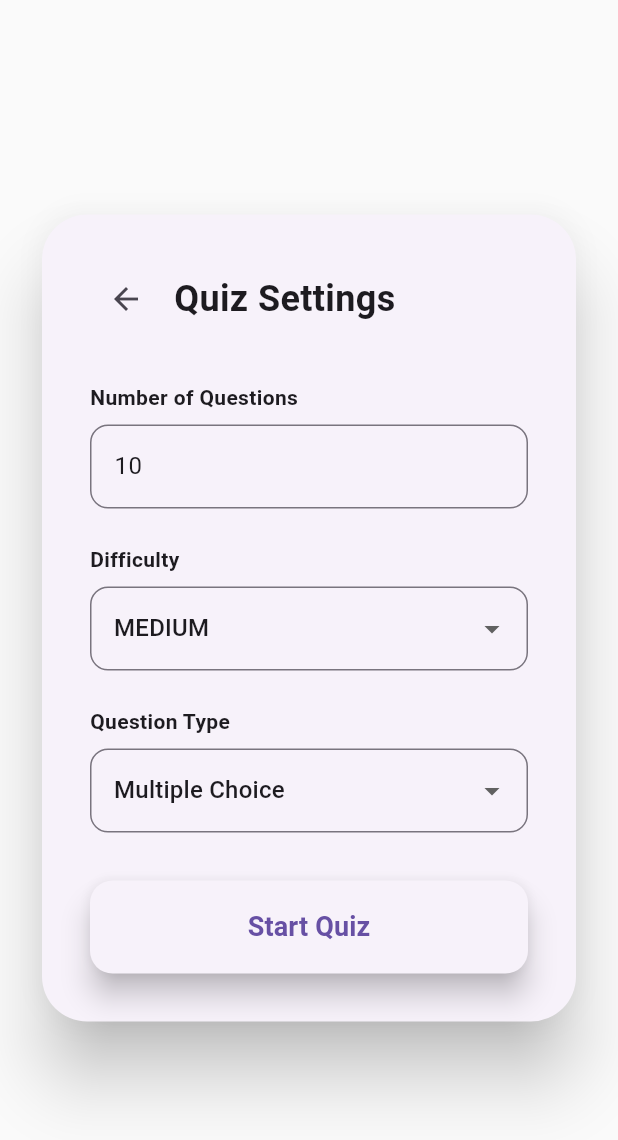
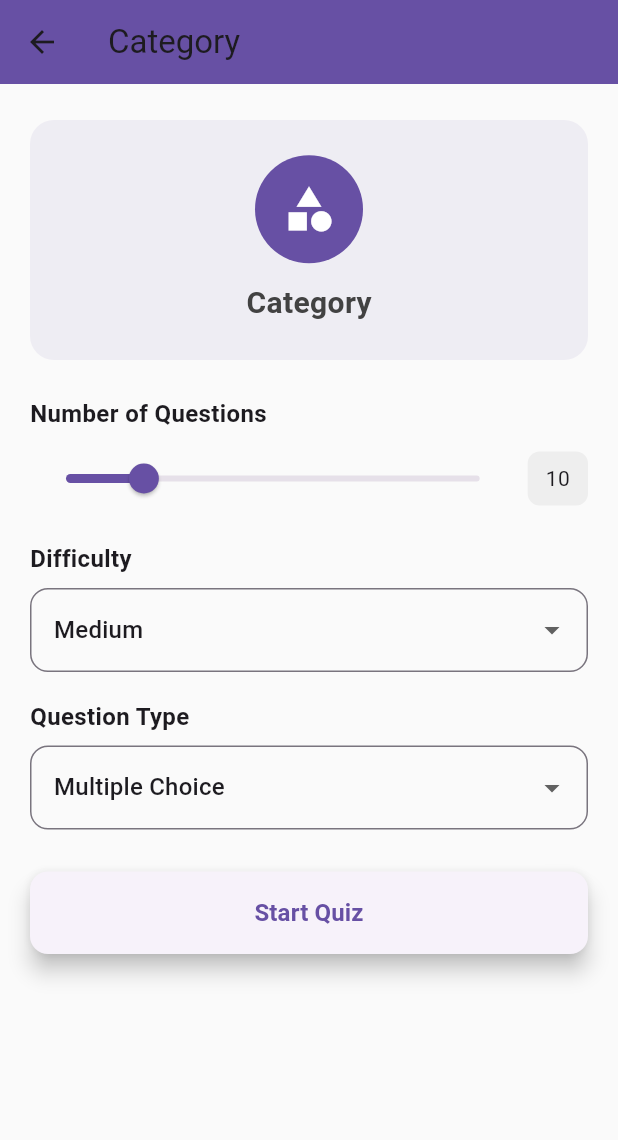
Before and after one commit to Syfur007/Quizzical, a Flutter app: the ConfigScreen screen opened directly with empty values, on a phone screen of 412 x 824 dp. Shown: the top 1140 px of the screen. Run offline on Flutter 3.47's test engine with Material 3 defaults, Android fonts, the phone set to English and light mode, and no system bars; network calls fail.

Commit message:
add category name display and improve UI for ConfigScreen

```diff
--- a/lib/screens/categories_screen.dart
+++ b/lib/screens/categories_screen.dart
@@ -60,7 +60,7 @@ class _CategoriesScreenState extends State<CategoriesScreen> {
       onTap: () => Navigator.push(
         context,
         MaterialPageRoute(
-          builder: (context) => ConfigScreen(categoryId: category['id']),
+          builder: (context) => ConfigScreen(categoryId: category['id'], categoryName: name),
         ),
       ),
       child: Card(
--- a/lib/screens/config_screen.dart
+++ b/lib/screens/config_screen.dart
@@ -3,8 +3,9 @@ import 'quiz_screen.dart';
 
 class ConfigScreen extends StatefulWidget {
   final int categoryId;
+  final String? categoryName;
 
-  const ConfigScreen({super.key, required this.categoryId});
+  const ConfigScreen({super.key, required this.categoryId, this.categoryName});
 
   @override
   State<ConfigScreen> createState() => _ConfigScreenState();
@@ -14,91 +15,110 @@ class _ConfigScreenState extends State<ConfigScreen> {
   int amount = 10;
   String difficulty = 'medium';
   String type = 'multiple';
-  late TextEditingController _controller;
-
-  @override
-  void initState() {
-    super.initState();
-    _controller = TextEditingController(text: amount.toString());
-  }
-
-  @override
-  void dispose() {
-    _controller.dispose();
-    super.dispose();
-  }
 
   @override
   Widget build(BuildContext context) {
+    final displayName = widget.categoryName ?? 'Category';
+
     return Scaffold(
+      appBar: AppBar(
+        title: Text(displayName),
+        backgroundColor: Theme.of(context).primaryColor,
+        elevation: 0,
+      ),
       body: SafeArea(
-        child: Center(
         child: SingleChildScrollView(
-            padding: EdgeInsets.all(24),
-            child: Card(
-              elevation: 20,
-              shape: RoundedRectangleBorder(borderRadius: BorderRadius.circular(30)),
-              child: Padding(
-                padding: EdgeInsets.all(32),
+          padding: const EdgeInsets.symmetric(horizontal: 20, vertical: 24),
           child: Column(
-                  mainAxisSize: MainAxisSize.min,
-                  crossAxisAlignment: CrossAxisAlignment.start,
+            crossAxisAlignment: CrossAxisAlignment.stretch,
             children: [
-                    Row(
+              // Hero image (small) and category name
+              Container(
+                height: 160,
+                decoration: BoxDecoration(
+                  color: Theme.of(context).primaryColor.withOpacity(0.08),
+                  borderRadius: BorderRadius.circular(16),
+                ),
+                child: Column(
+                  mainAxisAlignment: MainAxisAlignment.center,
                   children: [
-                        IconButton(
-                          icon: Icon(Icons.arrow_back),
-                          onPressed: () => Navigator.pop(context),
+                    CircleAvatar(
+                      radius: 36,
+                      backgroundColor: Theme.of(context).primaryColor,
+                      child: Icon(Icons.category, size: 36, color: Colors.white),
                     ),
-                        SizedBox(width: 8),
+                    const SizedBox(height: 12),
                     Text(
-                          'Quiz Settings',
-                          style: TextStyle(fontSize: 24, fontWeight: FontWeight.bold),
+                      displayName,
+                      style: TextStyle(fontSize: 20, fontWeight: FontWeight.bold, color: Colors.grey.shade800),
                     ),
                   ],
                 ),
-                    SizedBox(height: 32),
-                    Text('Number of Questions', style: TextStyle(fontWeight: FontWeight.bold)),
-                    SizedBox(height: 8),
-                    TextField(
-                      decoration: InputDecoration(
-                        border: OutlineInputBorder(borderRadius: BorderRadius.circular(12)),
-                        hintText: 'Enter number (1-50)',
               ),
-                      keyboardType: TextInputType.number,
-                      onChanged: (value) {
-                        setState(() => amount = int.tryParse(value) ?? 10);
-                      },
-                      controller: _controller,
+
+              const SizedBox(height: 24),
+
+              // Number of questions (slider)
+              Text('Number of Questions', style: TextStyle(fontWeight: FontWeight.bold, fontSize: 16)),
+              const SizedBox(height: 8),
+              Row(
+                children: [
+                  Expanded(
+                    child: Slider(
+                      min: 1,
+                      max: 50,
+                      divisions: 49,
+                      value: amount.toDouble(),
+                      label: amount.toString(),
+                      onChanged: (v) => setState(() => amount = v.round()),
                     ),
-                    SizedBox(height: 24),
-                    Text('Difficulty', style: TextStyle(fontWeight: FontWeight.bold)),
-                    SizedBox(height: 8),
+                  ),
+                  const SizedBox(width: 8),
+                  Container(
+                    padding: const EdgeInsets.symmetric(horizontal: 12, vertical: 8),
+                    decoration: BoxDecoration(
+                      color: Colors.grey.shade200,
+                      borderRadius: BorderRadius.circular(8),
+                    ),
+                    child: Text('$amount'),
+                  ),
+                ],
+              ),
+
+              const SizedBox(height: 18),
+
+              // Difficulty dropdown
+              Text('Difficulty', style: TextStyle(fontWeight: FontWeight.bold, fontSize: 16)),
+              const SizedBox(height: 8),
               DropdownButtonFormField<String>(
-                      initialValue: difficulty,
-                      decoration: InputDecoration(
-                        border: OutlineInputBorder(borderRadius: BorderRadius.circular(12)),
+                value: difficulty,
+                decoration: InputDecoration(border: OutlineInputBorder(borderRadius: BorderRadius.circular(12))),
+                items: [
+                  DropdownMenuItem(value: 'easy', child: Text('Easy')),
+                  DropdownMenuItem(value: 'medium', child: Text('Medium')),
+                  DropdownMenuItem(value: 'hard', child: Text('Hard')),
+                ],
+                onChanged: (v) => setState(() => difficulty = v ?? 'medium'),
               ),
-                      items: ['easy', 'medium', 'hard']
-                          .map((d) => DropdownMenuItem(value: d, child: Text(d.toUpperCase())))
-                          .toList(),
-                      onChanged: (value) => setState(() => difficulty = value!),
-                    ),
-                    SizedBox(height: 24),
-                    Text('Question Type', style: TextStyle(fontWeight: FontWeight.bold)),
-                    SizedBox(height: 8),
+
+              const SizedBox(height: 18),
+
+              // Question Type dropdown
+              Text('Question Type', style: TextStyle(fontWeight: FontWeight.bold, fontSize: 16)),
+              const SizedBox(height: 8),
               DropdownButtonFormField<String>(
-                      initialValue: type,
-                      decoration: InputDecoration(
-                        border: OutlineInputBorder(borderRadius: BorderRadius.circular(12)),
-                      ),
+                value: type,
+                decoration: InputDecoration(border: OutlineInputBorder(borderRadius: BorderRadius.circular(12))),
                 items: [
                   DropdownMenuItem(value: 'multiple', child: Text('Multiple Choice')),
-                        DropdownMenuItem(value: 'boolean', child: Text('True/False')),
+                  DropdownMenuItem(value: 'boolean', child: Text('True / False')),
                 ],
-                      onChanged: (value) => setState(() => type = value!),
+                onChanged: (v) => setState(() => type = v ?? 'multiple'),
               ),
-                    SizedBox(height: 32),
+
+              const SizedBox(height: 28),
+
+              // Start Quiz button
               SizedBox(
                 width: double.infinity,
                 child: ElevatedButton(
@@ -116,20 +136,17 @@ class _ConfigScreenState extends State<ConfigScreen> {
                     );
                   },
                   style: ElevatedButton.styleFrom(
-                          padding: EdgeInsets.symmetric(vertical: 18),
-                          shape: RoundedRectangleBorder(borderRadius: BorderRadius.circular(15)),
-                          elevation: 8,
+                    padding: const EdgeInsets.symmetric(vertical: 16),
+                    shape: RoundedRectangleBorder(borderRadius: BorderRadius.circular(12)),
+                    elevation: 6,
                   ),
-                        child: Text('Start Quiz', style: TextStyle(fontSize: 18, fontWeight: FontWeight.bold)),
+                  child: const Text('Start Quiz', style: TextStyle(fontSize: 16, fontWeight: FontWeight.bold)),
                 ),
               ),
             ],
           ),
         ),
       ),
-          ),
-        ),
-      ),
     );
   }
 }
```
Lines whose indentation alone changed are shown as unchanged.
